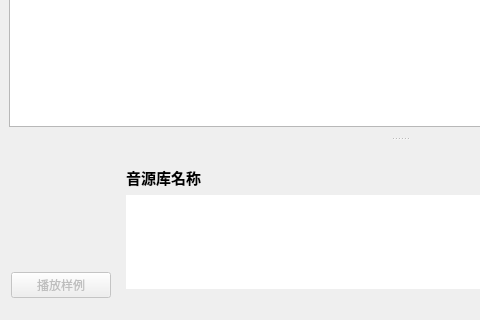
The window that VoiceBankUtils/voicebankmanagerwindow.ui (shine5402/VoicebankManager) describes before a commit, drawn with Qt 5; both pictures show x 0 to 480 and y 280 to 600 of the 800 by 600 pixel window.
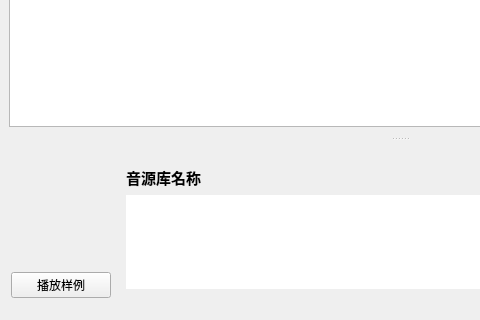
The same window after the commit.

Diff of the .ui file:
```diff
--- a/VoiceBankUtils/voicebankmanagerwindow.ui
+++ b/VoiceBankUtils/voicebankmanagerwindow.ui
@@ -203,7 +203,7 @@
         <item>
          <widget class="QPushButton" name="playSamplebutton">
           <property name="enabled">
-           <bool>false</bool>
+           <bool>true</bool>
           </property>
           <property name="text">
            <string>播放样例</string>
```
Left out of the diff: 26 changed lines with no effect on the pictures.
